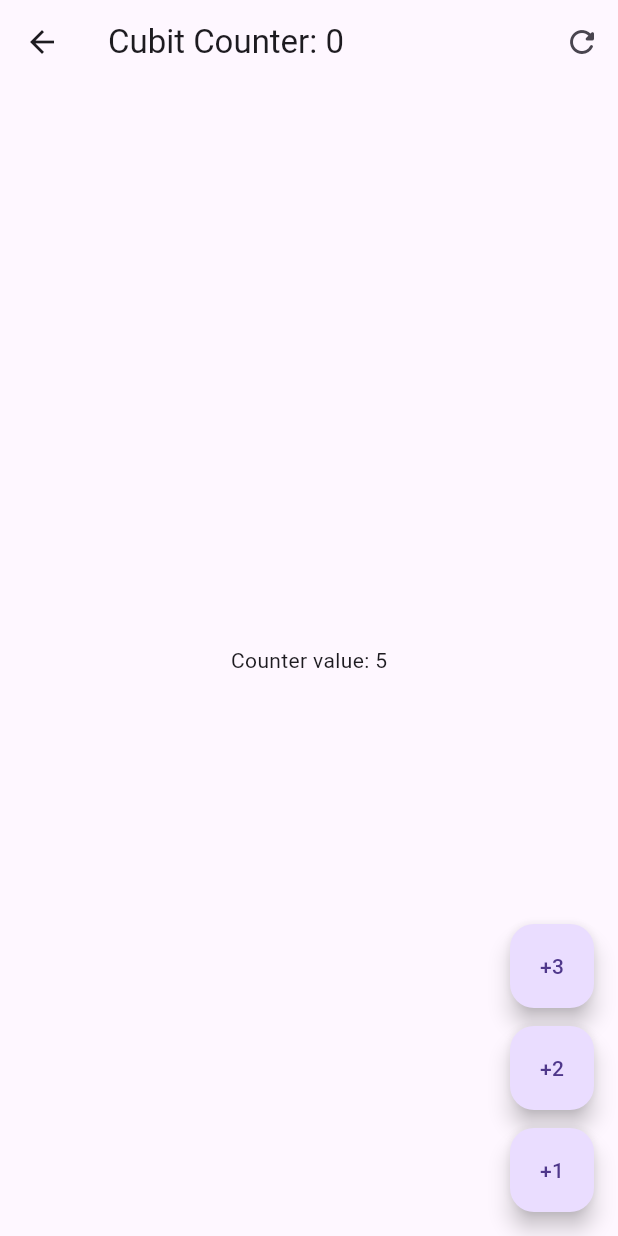
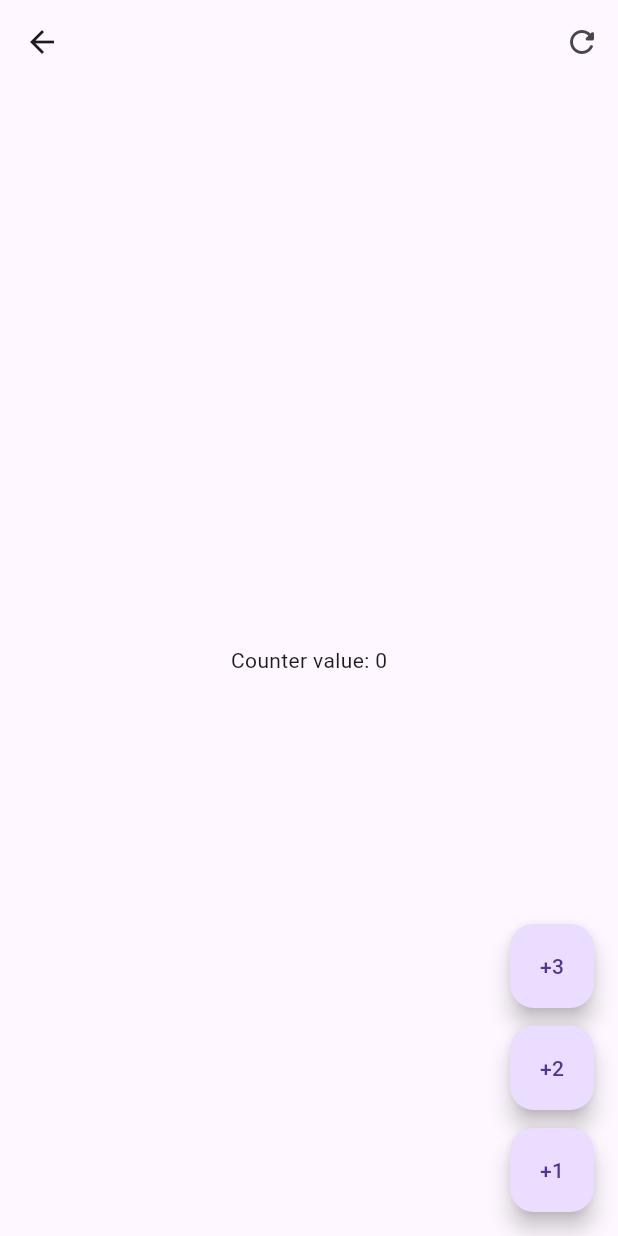
Before and after one commit to vhalvarez/Business-Logic-Component---FlutterBloc-y-Cubits, a Flutter app: the _CubitCounterView screen opened directly, after a tap on the "refresh" icon, on a phone screen of 412 x 824 dp. Run offline on Flutter 3.47's test engine with Material 3 defaults, Android fonts, the light colour scheme and no system bars; our stand-ins replace flutter_bloc, go_router.

Commit message:
llamar metodos del cubit

```diff
--- a/lib/presentation/screens/cubit_counter_screen.dart
+++ b/lib/presentation/screens/cubit_counter_screen.dart
@@ -17,22 +17,35 @@ class CubitCounterScreen extends StatelessWidget {
 class _CubitCounterView extends StatelessWidget {
   const _CubitCounterView();
 
+  void increaseCounterBy(BuildContext context, int value) {
+    // Access the CounterCubit instance and call increaseBy
+    context.read<CounterCubit>().increaseBy(value);
+  }
+
+  void resetCounter(BuildContext context) {
+    // Access the CounterCubit instance and call reset
+    context.read<CounterCubit>().reset();
+  }
+
   @override
   Widget build(BuildContext context) {
-
     // Access the CounterCubit instance
-    final counterState = context.watch<CounterCubit>().state;
-
+    // final counterState = context.watch<CounterCubit>().state;
 
     return Scaffold(
       appBar: AppBar(
-        title: Text('Cubit Counter: ${counterState.transactionCount}'),
+        // title: Text('Cubit Counter: ${counterState.transactionCount}'),
         actions: [
-          IconButton(onPressed: () => {}, icon: Icon(Icons.refresh_rounded)),
+          IconButton(
+            onPressed: () => {resetCounter(context)},
+            icon: Icon(Icons.refresh_rounded),
+          ),
         ],
       ),
       body: Center(
         child: BlocBuilder<CounterCubit, CounterState>(
+        //   buildWhen: (previous, current) => current.counter != previous.counter,
+          // Only rebuild when the counter value changes
           builder: (context, state) {
             return Text('Counter value: ${state.counter}');
           },
@@ -45,6 +58,7 @@ class _CubitCounterView extends StatelessWidget {
             heroTag: '1',
             onPressed: () {
               // Increment counter logic
+              increaseCounterBy(context, 3);
             },
             child: const Text('+3'),
           ),
@@ -52,6 +66,7 @@ class _CubitCounterView extends StatelessWidget {
           FloatingActionButton(
             onPressed: () {
               // Decrement counter logic
+              increaseCounterBy(context, 2);
             },
             heroTag: '2',
             child: const Text('+2'),
@@ -60,6 +75,7 @@ class _CubitCounterView extends StatelessWidget {
           FloatingActionButton(
             onPressed: () {
               // Decrement counter logic
+              increaseCounterBy(context, 1);
             },
             heroTag: '3',
             child: const Text('+1'),
--- a/pubspec.yaml
+++ b/pubspec.yaml
@@ -7,6 +7,7 @@ environment:
   sdk: ^3.7.2
 
 dependencies:
+  equatable: ^2.0.7
   flutter:
     sdk: flutter
   flutter_bloc: ^9.1.1
```
Also changed, not shown: pubspec.lock.
